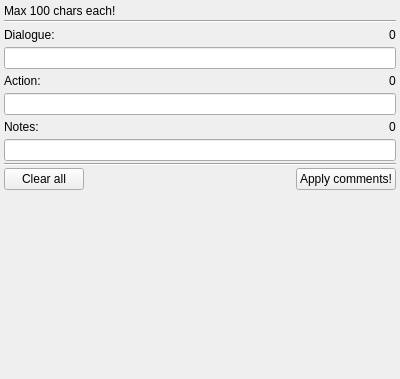
This is app/ui/framecommentwidget.ui in pencil2d/pencil as Qt 5 draws it before an edit. The edited form follows.
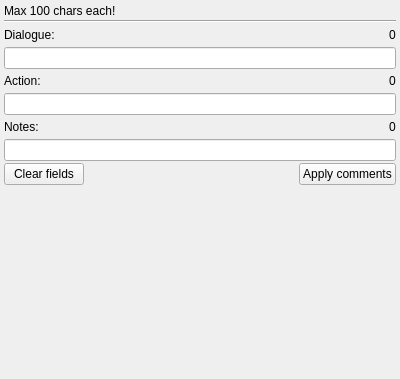
This is the edited form.

Commit message: Comments saved on keyframe. Minor ui changes

```diff
--- a/app/ui/framecommentwidget.ui
+++ b/app/ui/framecommentwidget.ui
@@ -157,19 +157,12 @@
      </property>
     </widget>
    </item>
-   <item>
-    <widget class="Line" name="line_2">
-     <property name="orientation">
-      <enum>Qt::Horizontal</enum>
-     </property>
-    </widget>
-   </item>
    <item>
     <layout class="QHBoxLayout" name="horizontalLayout_4">
      <item>
       <widget class="QPushButton" name="pushButton">
        <property name="text">
-        <string>Clear all</string>
+        <string>Clear fields</string>
        </property>
       </widget>
      </item>
@@ -189,7 +182,7 @@
      <item>
       <widget class="QPushButton" name="pushButton_2">
        <property name="text">
-        <string>Apply comments!</string>
+        <string>Apply comments</string>
        </property>
       </widget>
      </item>
```
Left out of the diff: 6 changed lines with no effect on the pictures. The commit also changes 2 other files.
